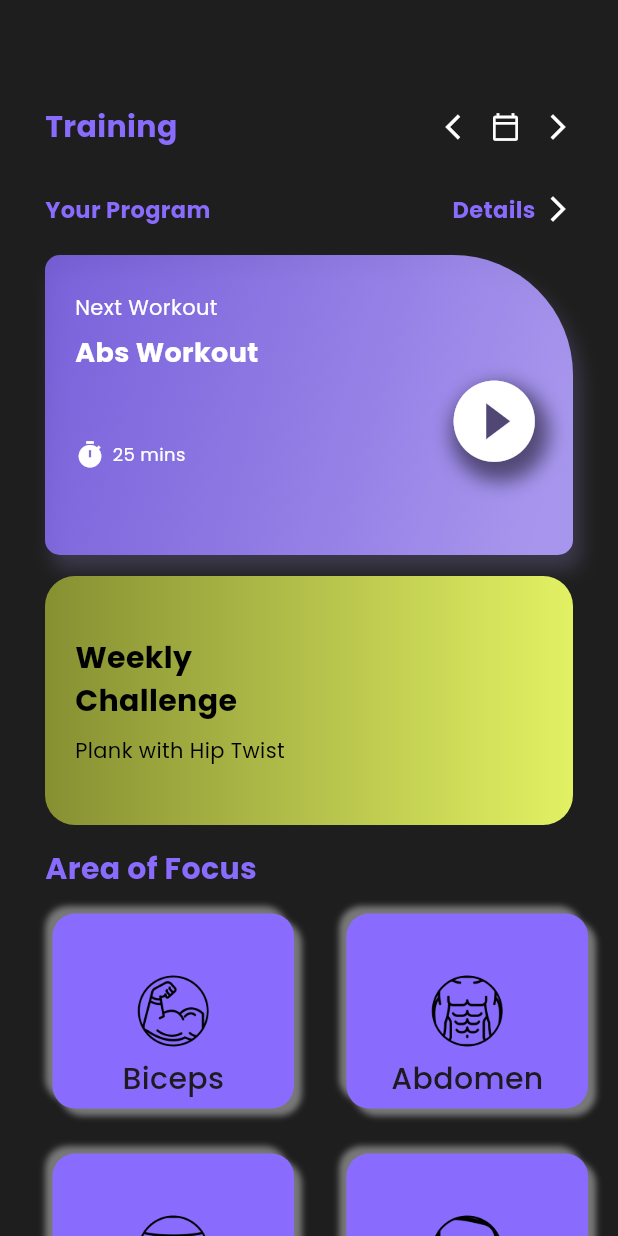
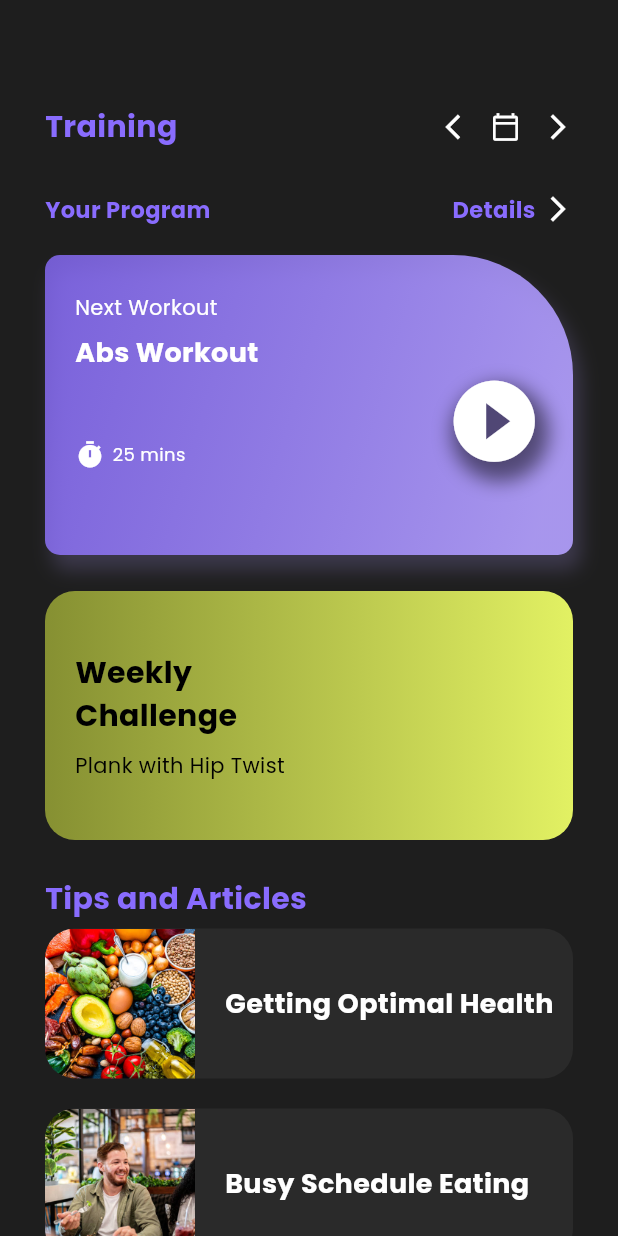
Before and after one commit to aimiashri/CAT304Finesse, a Flutter app: the HomeScreen screen opened directly, on a phone screen of 412 x 824 dp. Run offline on Flutter 3.47's test engine with Material 3 defaults, Android fonts, the phone set to English and light mode, and no system bars; our stand-ins replace cloud_firestore, firebase_auth, firebase_core, firebase_database, geolocator, get and 7 more; accounts and stored records are empty.

Commit message:
changed home screen

```diff
--- a/lib/10_home_screen.dart
+++ b/lib/10_home_screen.dart
@@ -1,6 +1,9 @@
-import 'dart:convert';
 import 'package:final_finesse/11_activityLog.dart';
 import 'package:final_finesse/12_videoInfoDUPE.dart';
+import 'package:final_finesse/15_Article1.dart';
+import 'package:final_finesse/16_Article2.dart';
+import 'package:final_finesse/17_Article3.dart';
+import 'package:final_finesse/18_Article4.dart';
 import 'package:final_finesse/20_challenges.dart';
 import 'package:flutter/foundation.dart';
 import 'package:flutter/material.dart';
@@ -14,20 +17,42 @@ class HomeScreen extends StatefulWidget {
 }
 
 class _HomeScreenState extends State<HomeScreen> {
-  List info = [];
-  _initData() {
-    DefaultAssetBundle.of(context).loadString("json/info.json").then((value) {
-      setState(() {
-        info = jsonDecode(value);
-      });
-    });
-  }
+  final List<Map<String, String>> items = [
+    {
+      'title': 'Getting Optimal Health',
+      'imageUrl':
+          'assets/img/food.jpg',
+    },
+    {
+      'title': 'Busy Schedule Eating',
+      'imageUrl':
+          'assets/img/busyeating.jpg',
+    },
+    {
+      'title': 'Balanced Nutrition',
+      'imageUrl':
+          'assets/img/balanced.jpg',
+    },
+    {
+      'title': 'Role of Regular Exercise',
+      'imageUrl':
+          'assets/img/exercise.webp',
+    },
+  ];
 
-  @override
-  void initState() {
-    super.initState();
-    _initData();
-  }
+  List<String> title= [
+    'Healthy Eating',
+    'Morning Yoga',
+    'Cardio Workout',
+    'Hydration Tips',
+  ];
+
+  List<Widget> route = [
+    Article1(),
+    Article2(),
+    Article3(),
+    Article4(),
+  ];
 
   @override
   Widget build(BuildContext context) {
@@ -196,6 +221,8 @@ class _HomeScreenState extends State<HomeScreen> {
               onTap: () {
                 Get.to(() => Challenges());
               },
+              child: Padding(
+                padding: const EdgeInsets.only(top: 10),
                 child: Container(
                   height: 180,
                   width: MediaQuery.of(context).size.width,
@@ -241,13 +268,6 @@ class _HomeScreenState extends State<HomeScreen> {
                                             color: Colors.black,
                                           ),
                                         ),
-                                      // Padding(
-                                      //   padding: const EdgeInsets.only(left:140),
-                                      //   child: Image(
-                                      //     image: AssetImage("assets/img/plank.png"),
-                                      //     alignment: Alignment.bottomRight,
-                                      //     ),
-                                      // )
                                       ],
                                     ),
                                   ),
@@ -261,10 +281,11 @@ class _HomeScreenState extends State<HomeScreen> {
                   ),
                 ),
               ),
-            SizedBox(height: 15),
+            ),
+            SizedBox(height: 25),
             Row(
               children: [
-                Text("Area of Focus",
+                Text("Tips and Articles",
                     textAlign: TextAlign.center,
                     style: TextStyle(
                       fontSize: 20,
@@ -275,91 +296,53 @@ class _HomeScreenState extends State<HomeScreen> {
               ],
             ),
             Expanded(
-                child: OverflowBox(
-              maxWidth: MediaQuery.of(context).size.width,
-              child: MediaQuery.removePadding(
-                removeTop: true,
-                context: context,
               child: ListView.builder(
-                    itemCount: (info.length.toDouble() / 2).toInt(), //2
-                    itemBuilder: (_, i) {
-                      int a = 2 * i; //0, 2
-                      int b = 2 * i + 1; //1, 3
-                      return Row(
+                itemCount: items.length,
+                itemBuilder: (context, index) {
+                  return InkWell(
+                    onTap: () {
+                      Get.to(() => Article1());
+                    },
+                    child: Container(
+                      margin: const EdgeInsets.only(top: 5, bottom: 15),
+                      height: 100,
+                      width: MediaQuery.of(context).size.width,
+                      decoration: BoxDecoration(
+                        color: Color(0xFF2A2A2A),
+                        borderRadius: BorderRadius.circular(20),
+                      ),
+                      child: Row(
                         children: [
                           Container(
-                              width:
-                                  (MediaQuery.of(context).size.width - 90) / 2,
-                              height: 130,
-                              margin: EdgeInsets.only(
-                                  left: 35, bottom: 15, top: 15),
-                              padding: EdgeInsets.only(bottom: 5),
+                            height: 100,
+                            width: 100,
                             decoration: BoxDecoration(
-                                  color: Color(0xFF896CFE),
-                                  borderRadius: BorderRadius.circular(15),
+                              borderRadius: BorderRadius.only(
+                                topLeft: Radius.circular(20),
+                                bottomLeft: Radius.circular(20),
+                              ),
                               image: DecorationImage(
-                                      image: AssetImage(info[a]['img'])),
-                                  boxShadow: [
-                                    BoxShadow(
-                                      blurRadius: 3,
-                                      offset: Offset(5, 5),
-                                      color: Colors.white.withOpacity(0.4),
+                                image: AssetImage(items[index]['imageUrl']!),
+                                fit: BoxFit.cover,
                               ),
-                                    BoxShadow(
-                                      blurRadius: 3,
-                                      offset: Offset(-5, -5),
-                                      color: Colors.white.withOpacity(0.4),
                             ),
-                                  ]),
-                              child: Center(
-                                  child: Align(
-                                alignment: Alignment.bottomCenter,
-                                child: Text(info[a]["title"],
+                          ),
+                          SizedBox(width: 20),
+                          Text(
+                            items[index]['title']!,
                             style: TextStyle(
-                                      fontFamily: "Poppins",
-                                      fontWeight: FontWeight.w500,
-                                      fontSize: 20,
-                                    )),
-                              ))),
-                          Container(
-                              width:
-                                  (MediaQuery.of(context).size.width - 90) / 2,
-                              height: 130,
-                              margin: EdgeInsets.only(
-                                  left: 35, bottom: 15, top: 15),
-                              padding: EdgeInsets.only(bottom: 5),
-                              decoration: BoxDecoration(
-                                  color: Color(0xFF896CFE),
-                                  borderRadius: BorderRadius.circular(15),
-                                  image: DecorationImage(
-                                      image: AssetImage(info[b]['img'])),
-                                  boxShadow: [
-                                    BoxShadow(
-                                      blurRadius: 3,
-                                      offset: Offset(5, 5),
-                                      color: Colors.white.withOpacity(0.4),
+                              fontSize: 18,
+                              color: Colors.white,
+                              fontWeight: FontWeight.bold,
                             ),
-                                    BoxShadow(
-                                      blurRadius: 3,
-                                      offset: Offset(-5, -5),
-                                      color: Colors.white.withOpacity(0.4),
                           ),
-                                  ]),
-                              child: Center(
-                                  child: Align(
-                                alignment: Alignment.bottomCenter,
-                                child: Text(info[b]["title"],
-                                    style: TextStyle(
-                                      fontFamily: "Poppins",
-                                      fontWeight: FontWeight.w500,
-                                      fontSize: 20,
-                                    )),
-                              )))
                         ],
+                      ),
+                    ),
                   );
-                    }),
+                },
               ),
-            )),
+            ),
           ],
         ),
       ),
--- a/lib/12_videoInfoDUPE.dart
+++ b/lib/12_videoInfoDUPE.dart
@@ -1,3 +1,4 @@
+import 'package:final_finesse/10_home_screen.dart';
 import 'package:final_finesse/10_home_screen.dart';
 import 'package:flutter/material.dart';
 import 'package:flutter/cupertino.dart';
--- a/lib/main.dart
+++ b/lib/main.dart
@@ -6,8 +6,12 @@ import 'package:final_finesse/05_personalise_intro_pg.dart';
 import 'package:final_finesse/07_scanmedReport.dart';
 import 'package:final_finesse/10.2_sub_plan_pg.dart';
 import 'package:final_finesse/10_home_screen.dart';
+import 'package:final_finesse/10_home_screen.dart';
 import 'package:final_finesse/11_activityLog.dart';
 import 'package:final_finesse/14_ViewVouchers.dart';
+import 'package:final_finesse/15_Article1.dart';
+import 'package:final_finesse/16_Article2.dart';
+import 'package:final_finesse/17_Article3.dart';
 import 'package:final_finesse/20_challenges.dart';
 import 'package:final_finesse/25_groupChat.dart';
 import 'package:final_finesse/27_chatPage.dart';
@@ -53,7 +57,7 @@ class MyApp extends StatelessWidget {
         fontFamily: ('Poppins'),
         useMaterial3: true,
       ),
-      home: WelcomeScreen(),
+      home: HomeScreen(),
     );
   }
 }
--- a/pubspec.yaml
+++ b/pubspec.yaml
@@ -91,6 +91,10 @@ flutter:
   - assets/img/leg_large.png
   - assets/img/trophy_challenge.png
   - assets/img/play_icon.png
+  - assets/img/food.jpg
+  - assets/img/busyeating.jpg
+  - assets/img/exercise.webp
+  - assets/img/balanced.jpg
   - json/info.json
   - json/videoinfo.json
 
```
Also changed, not shown: lib/15_Article1.dart (added, +101 -0 lines), lib/16_Article2.dart (added, +88 -0 lines), lib/17_Article3.dart (added, +88 -0 lines), lib/18_Article4.dart (added, +88 -0 lines), assets/img/balanced.jpg (added), assets/img/busyeating.jpg (added), assets/img/exercise.webp (added), assets/img/food.jpg (added), pubspec.lock. Lines whose indentation alone changed are shown as unchanged.
